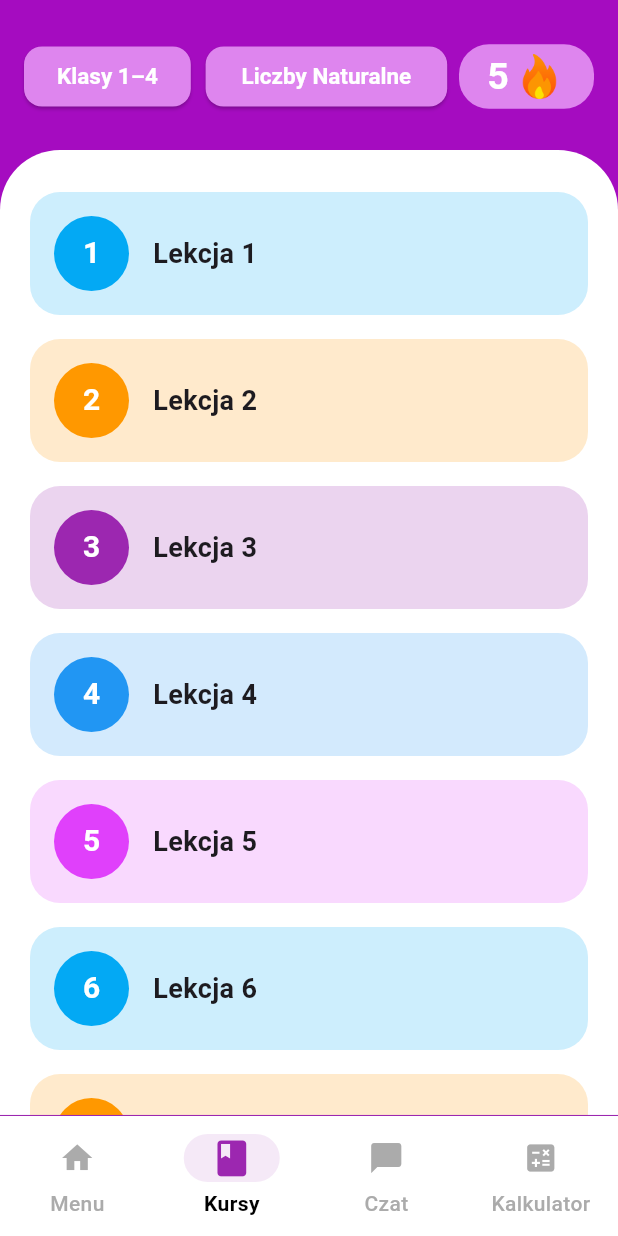
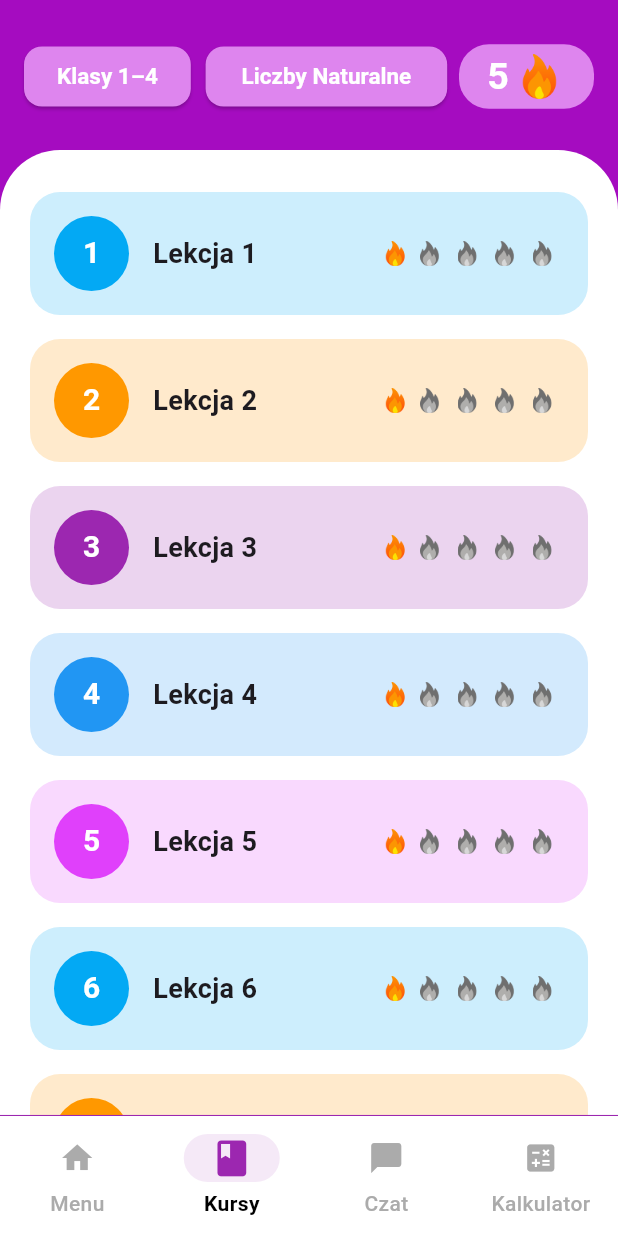
Before and after one commit to SzimiCode/AplikacjaMatematyka, a Flutter app: the screen it shows after launch, item 2 of the bottom bar chosen, on a phone screen of 412 x 824 dp. Run offline on Flutter 3.47's test engine with Material 3 defaults, Android fonts, the phone set to English and light mode, and no system bars; our stand-ins replace dash_chat_2, flutter_gemini, math_expressions.

Commit message:
feat: fires in lesson card

```diff
--- a/aplikacjamatematyka/lib/features/quiz/view/pages/choose_lesson_page.dart
+++ b/aplikacjamatematyka/lib/features/quiz/view/pages/choose_lesson_page.dart
@@ -1,6 +1,8 @@
 import 'package:aplikacjamatematyka/features/home/view/widgets/navbar_widget.dart';
 import 'package:aplikacjamatematyka/features/quiz/view/widgets/appbar_widget.dart';
 import 'package:aplikacjamatematyka/features/quiz/view/widgets/lesson_card_widget.dart';
+import 'dart:math';
+
 
 
 import 'package:flutter/material.dart';
@@ -36,8 +38,8 @@ class _ChooseLessonPageState extends State<ChooseLessonPage> {
               return LessonCard(
                 number: index + 1,
                 title: "Lekcja ${index + 1}",
-                time: "${20 + index * 5} min",
                 color: _getColor(index),
+                flameCounter: Random().nextInt(5) + 1,
                 onTap: () => widget.viewModel.onLessonButtonPressed(),
               );
             },
--- a/aplikacjamatematyka/lib/features/quiz/view/widgets/lesson_card_widget.dart
+++ b/aplikacjamatematyka/lib/features/quiz/view/widgets/lesson_card_widget.dart
@@ -5,6 +5,7 @@ class LessonCard extends StatelessWidget {
   final String title;
   final Color color;
   final VoidCallback? onTap;
+  final int flameCounter;
 
   const LessonCard({
     super.key,
@@ -12,6 +13,7 @@ class LessonCard extends StatelessWidget {
     required this.title,
     required this.color,
     this.onTap,
+    required this.flameCounter,
   });
 
   @override
@@ -57,9 +59,25 @@ class LessonCard extends StatelessWidget {
                 ),
               ),
             ),
+            const SizedBox(width: 16),
 
+            Row(
+              children: List.generate(5, (index) {
+                bool isActive = index < flameCounter;
+
+                return Padding(
+                  padding: const EdgeInsets.symmetric(horizontal: 4),
+                  child: Image.asset(
+                    isActive ? 'assets/images/fire1.png' : 'assets/images/fire2.png',
+                    height: 17,
+                    width: 17,
+                  ),
+                );
+              }
+              ),
+            ),
           ],
-        ),
+      ),
       ),
     );
   }
```
